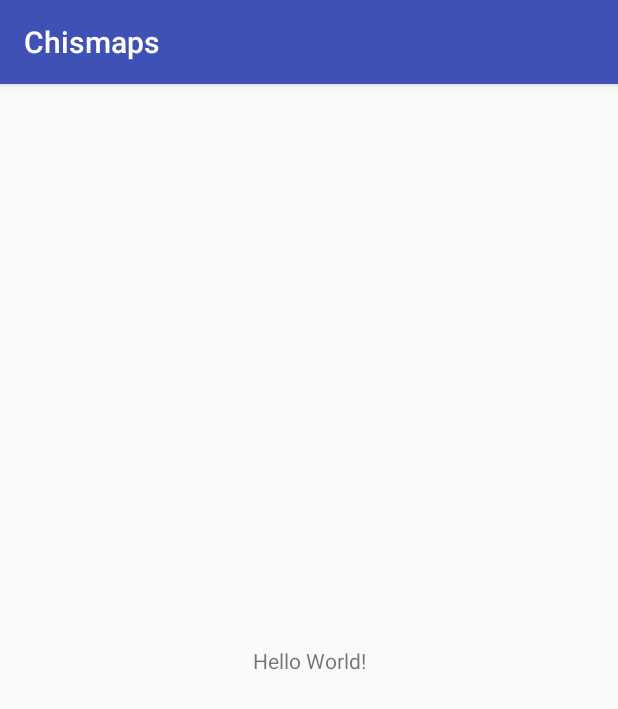
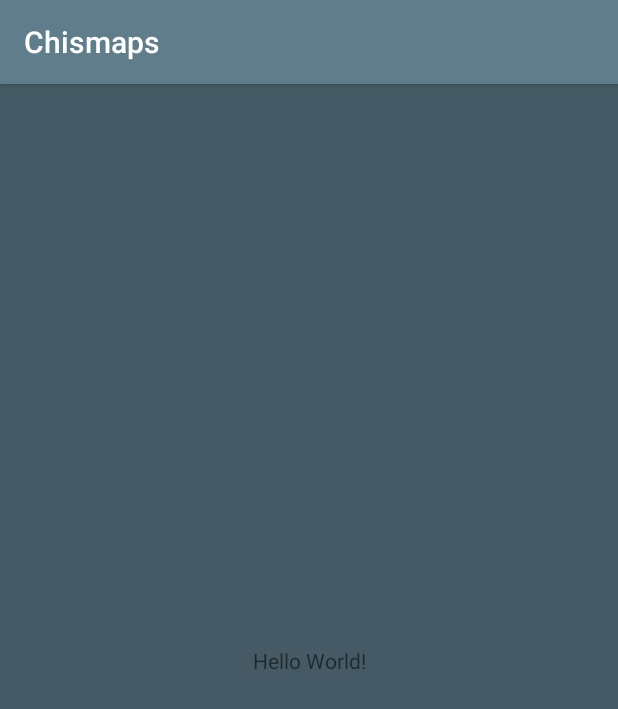
Before and after one commit to christiangmartinez/chismaps, an Android app: the screen it shows after launch (MainActivity), on a phone screen of 412 x 824 dp. Shown: the top 709 px of the screen. Run offline under Robolectric (Android 15) with nearby library versions, the phone set to English and light mode, and no system bars.

Commit message:
change background color of main activity

```diff
--- a/app/src/main/res/layout/activity_main.xml
+++ b/app/src/main/res/layout/activity_main.xml
@@ -4,6 +4,7 @@
     xmlns:tools="http://schemas.android.com/tools"
     android:layout_width="match_parent"
     android:layout_height="match_parent"
+    android:background="@color/colorPrimaryDark"
     tools:context="io.xtian.chismaps.ui.MainActivity">
 
     <TextView
--- a/app/src/main/res/values/colors.xml
+++ b/app/src/main/res/values/colors.xml
@@ -1,6 +1,11 @@
 <?xml version="1.0" encoding="utf-8"?>
 <resources>
-    <color name="colorPrimary">#3F51B5</color>
-    <color name="colorPrimaryDark">#303F9F</color>
-    <color name="colorAccent">#FF4081</color>
+    <color name="colorPrimary">#607D8B</color>
+    <color name="colorPrimaryDark">#455A64</color>
+    <color name="colorPrimaryLight">#CFD8DC</color>
+    <color name="colorAccent">#009688</color>
+    <color name="colorPrimaryText">#212121</color>
+    <color name="colorSecondaryText">#757575</color>
+    <color name="icons">#FFFFFF</color>
+    <color name="divider">#BDBDBD</color>
 </resources>
```
